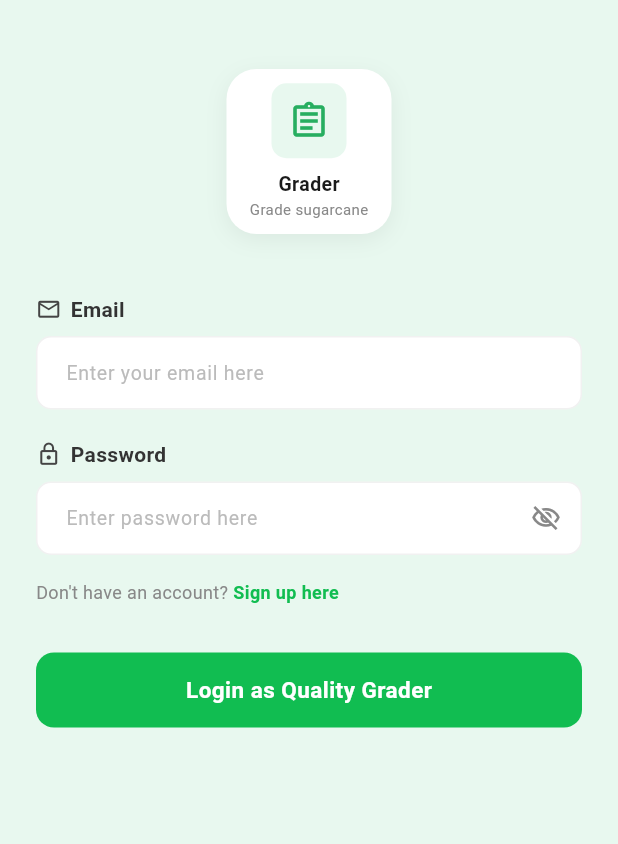
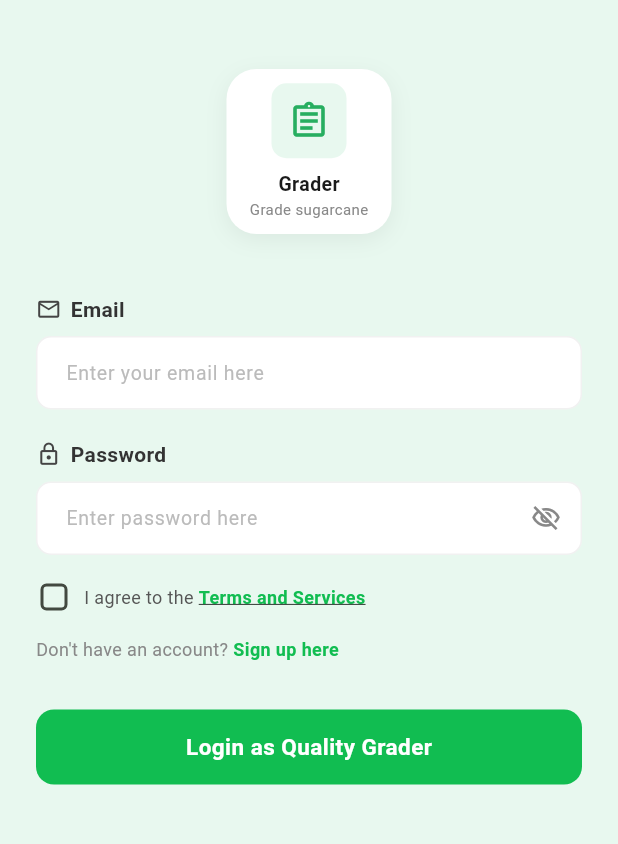
Before and after one commit to Angeloooww/CaneVision, a Flutter app: the screen it shows after launch, on a phone screen of 412 x 824 dp, the part 90-934 px from its top. Run offline on Flutter 3.47's test engine with Material 3 defaults, Android fonts, the phone set to English and light mode, and no system bars; our stand-ins replace cloud_firestore, firebase_auth, firebase_core, firebase_storage, image_picker, pdf and 1 more; missing offline and left inert: file_saver, tflite_flutter; accounts and stored records are empty.

Commit message:
added terms and services

```diff
--- a/lib/login/login_page.dart
+++ b/lib/login/login_page.dart
@@ -1,3 +1,4 @@
+import 'package:flutter/gestures.dart';
 import 'package:flutter/material.dart';
 import 'package:firebase_auth/firebase_auth.dart';
 import 'package:cloud_firestore/cloud_firestore.dart';
@@ -24,6 +25,7 @@ class _LoginPageState extends State<LoginPage> {
 
   bool _obscurePassword = true;
   bool _isLoading = false;
+  bool _agreedToTerms = false;
 
   final FirebaseAuth _auth = FirebaseAuth.instance;
   final FirebaseFirestore _firestore = FirebaseFirestore.instance;
@@ -59,6 +61,11 @@ class _LoginPageState extends State<LoginPage> {
       return;
     }
 
+    if (!_agreedToTerms) {
+      _showError('Please agree to the Terms and Services to continue.');
+      return;
+    }
+
     setState(() => _isLoading = true);
 
     try {
@@ -80,16 +87,15 @@ class _LoginPageState extends State<LoginPage> {
 
       final data = doc.data()!;
 
-
       final role = (data['role'] ?? '').toString();
-        if (role == 'Admin') {
+      if (role == 'Admin') {
         await _auth.signOut();
         setState(() => _isLoading = false);
         _showError('Access denied.');
         return;
       }
 
-final status = (data['status'] ?? 'approved').toString();
+      final status = (data['status'] ?? 'approved').toString();
 
       if (status == 'pending') {
         await _auth.signOut();
@@ -331,6 +337,13 @@ final status = (data['status'] ?? 'approved').toString();
                     ),
                     const SizedBox(height: 16),
 
+                    // ── Terms and Services checkbox ──────────────────
+                    TermsCheckbox(
+                      value: _agreedToTerms,
+                      onChanged: (v) => setState(() => _agreedToTerms = v),
+                    ),
+                    const SizedBox(height: 14),
+
                     Row(
                       children: [
                         const Text("Don't have an account? ",
@@ -449,3 +462,140 @@ final status = (data['status'] ?? 'approved').toString();
     );
   }
 }
+
+// ════════════════════════════════════════════════════════════════
+// TERMS AND SERVICES
+// ════════════════════════════════════════════════════════════════
+
+/// Shows the Terms and Services in a scrollable dialog.
+Future<void> showTermsDialog(BuildContext context) {
+  const heading = TextStyle(
+      fontSize: 13, fontWeight: FontWeight.bold, color: Color(0xFF1A1A1A));
+  const body =
+      TextStyle(fontSize: 12, height: 1.5, color: Color(0xFF555555));
+
+  Widget section(String title, String text) => Padding(
+        padding: const EdgeInsets.only(bottom: 12),
+        child: Column(
+          crossAxisAlignment: CrossAxisAlignment.start,
+          children: [
+            Text(title, style: heading),
+            const SizedBox(height: 3),
+            Text(text, style: body),
+          ],
+        ),
+      );
+
+  return showDialog<void>(
+    context: context,
+    builder: (ctx) => AlertDialog(
+      shape: RoundedRectangleBorder(borderRadius: BorderRadius.circular(16)),
+      title: const Text('Terms and Services',
+          style: TextStyle(fontWeight: FontWeight.bold, fontSize: 16)),
+      content: SizedBox(
+        width: double.maxFinite,
+        child: SingleChildScrollView(
+          child: Column(
+            crossAxisAlignment: CrossAxisAlignment.start,
+            children: [
+              section('1. Acceptance of Terms',
+                  'By creating an account or using CaneVision, you agree to these Terms and Services. If you do not agree, please do not use the app.'),
+              section('2. Use of the App',
+                  'CaneVision is a sugarcane grading tool. You agree to use it only for lawful, work-related purposes and to scan only samples you are authorized to grade.'),
+              section('3. Accounts and Approval',
+                  'New accounts may require approval before access is granted. You are responsible for keeping your login credentials secure and for all activity under your account.'),
+              section('4. Farmer Information',
+                  'You may enter farmers\' names, Farm IDs, emails and phone numbers. You confirm you have permission to record this information and agree to use it only for grading and record-keeping.'),
+              section('5. Grading Results',
+                  'Grades are produced by an automated model and are meant to assist, not replace, professional judgment. Results may not always be accurate, and you are responsible for decisions made based on them.'),
+              section('6. Privacy and Data',
+                  'Account, farmer and scan data are stored in our cloud database and used to operate the app. We do not sell your personal data.'),
+              section('7. Suspension or Termination',
+                  'Accounts that misuse the app or violate these terms may be suspended or removed.'),
+              section('8. Changes to These Terms',
+                  'We may update these terms from time to time. Continued use of the app means you accept the updated terms.'),
+            ],
+          ),
+        ),
+      ),
+      actions: [
+        TextButton(
+          onPressed: () => Navigator.pop(ctx),
+          child: const Text('I Understand',
+              style: TextStyle(
+                  color: Color(0xFF11BD51), fontWeight: FontWeight.w600)),
+        ),
+      ],
+    ),
+  );
+}
+
+/// Checkbox row: "I agree to the Terms and Services" (link opens the terms).
+class TermsCheckbox extends StatefulWidget {
+  final bool value;
+  final ValueChanged<bool> onChanged;
+
+  const TermsCheckbox({
+    super.key,
+    required this.value,
+    required this.onChanged,
+  });
+
+  @override
+  State<TermsCheckbox> createState() => _TermsCheckboxState();
+}
+
+class _TermsCheckboxState extends State<TermsCheckbox> {
+  late final TapGestureRecognizer _tap;
+
+  @override
+  void initState() {
+    super.initState();
+    _tap = TapGestureRecognizer()..onTap = () => showTermsDialog(context);
+  }
+
+  @override
+  void dispose() {
+    _tap.dispose();
+    super.dispose();
+  }
+
+  @override
+  Widget build(BuildContext context) {
+    return Row(
+      children: [
+        SizedBox(
+          width: 24,
+          height: 24,
+          child: Checkbox(
+            value: widget.value,
+            activeColor: const Color(0xFF11BD51),
+            shape:
+                RoundedRectangleBorder(borderRadius: BorderRadius.circular(4)),
+            onChanged: (v) => widget.onChanged(v ?? false),
+          ),
+        ),
+        const SizedBox(width: 8),
+        Expanded(
+          child: Text.rich(
+            TextSpan(
+              style: const TextStyle(fontSize: 12, color: Color(0xFF555555)),
+              children: [
+                const TextSpan(text: 'I agree to the '),
+                TextSpan(
+                  text: 'Terms and Services',
+                  recognizer: _tap,
+                  style: const TextStyle(
+                    color: Color(0xFF11BD51),
+                    fontWeight: FontWeight.w600,
+                    decoration: TextDecoration.underline,
+                  ),
+                ),
+              ],
+            ),
+          ),
+        ),
+      ],
+    );
+  }
+}
```
